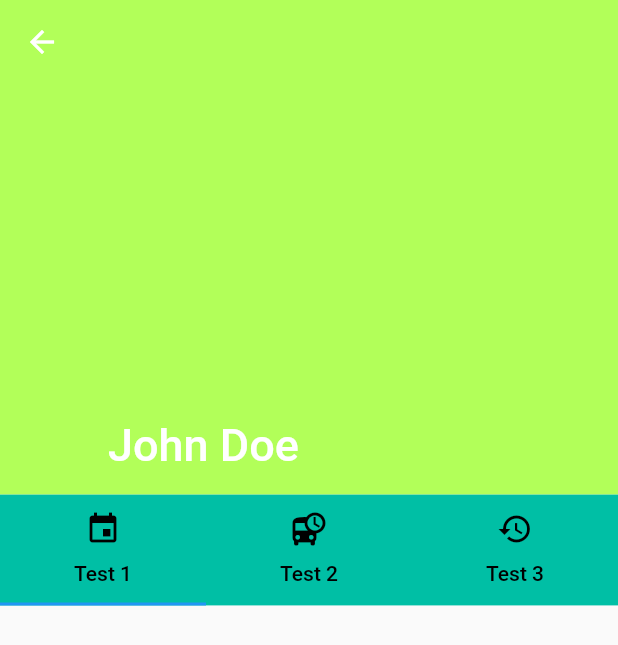
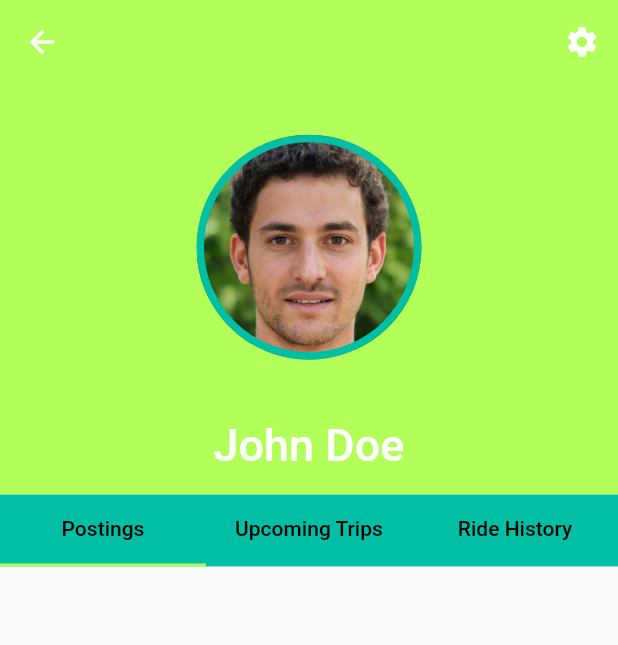
Before and after one commit to UF-Ride-Share-App/UF-Ride-Share-App, a Flutter app: the Profile screen opened directly, on a phone screen of 412 x 824 dp. Shown: the top 645 px of the screen. Run offline on Flutter 3.47's test engine with Material 2 defaults, Android fonts, the phone set to English and light mode, and no system bars; our stand-ins replace firebase_auth, google_sign_in; accounts and stored records are empty; project files that could hold a hidden picture were left out.

Commit message:
Added more to profile page including profile picture and tabs for the different pages

```diff
--- a/lib/ui/home/home.dart
+++ b/lib/ui/home/home.dart
@@ -12,7 +12,7 @@ class Home extends StatefulWidget {
 }
 
 class _HomeState extends State<Home> {
-  int _currentIndex = 0; //track index of currently selected tab
+  int _currentIndex = 1; //track index of currently selected tab
 
   final List<Widget> _children = [
     Profile(),
--- a/lib/ui/profile/profile.dart
+++ b/lib/ui/profile/profile.dart
@@ -1,4 +1,5 @@
 import 'package:flutter/material.dart';
+import 'profile_header.dart';
 
 class Profile extends StatefulWidget {
   @override
@@ -19,17 +20,28 @@ class _ProfileMainHeader extends State<Profile> {
                 floating: false,
                 pinned: true,
                 backgroundColor: Colors.lightGreenAccent,
-                flexibleSpace: FlexibleSpaceBar(title: Text('John Doe')),
+                flexibleSpace: FlexibleSpaceBar(
+                  background: ProfileHeader(),
+                  centerTitle: true,
+                  title: Text('John Doe')
+                ),
+                actions: <Widget>[
+                  IconButton(
+                    icon: Icon(Icons.settings),
+                    onPressed: () {},
+                  ),
+                ],
               ),
               SliverPersistentHeader(
                 delegate: _SliverAppBarTabBar(
                   TabBar(
                     labelColor: Colors.black,
                     unselectedLabelColor: Colors.black,
+                    indicatorColor: Colors.lightGreenAccent,
                     tabs: [
-                      Tab(icon: Icon(Icons.event), text: 'Test 1'),
-                      Tab(icon: Icon(Icons.departure_board), text: 'Test 2'),
-                      Tab(icon: Icon(Icons.history), text: 'Test 3'),
+                      Tab(text: 'Postings'),
+                      Tab(text: 'Upcoming Trips'),
+                      Tab(text: 'Ride History'),
                     ]),
                 ),
                 pinned: true,
@@ -37,7 +49,7 @@ class _ProfileMainHeader extends State<Profile> {
               SliverFillRemaining(),
             ];
           },
-          body: Center(child: Text('data'),)
+          body: Center(child: Text('data'))
         )
       )
     );
--- /dev/null
+++ b/lib/ui/profile/profile_header.dart
@@ -0,0 +1,23 @@
+import 'package:flutter/material.dart';
+
+class ProfileHeader extends StatelessWidget {
+  @override
+  Widget build(BuildContext context) {
+    return Center(
+      child: Container(
+        width: 150.0,
+        height: 150.0,
+        decoration: new BoxDecoration(
+          image: new DecorationImage (
+            image: new AssetImage('assets/images/sampleProfile.jpeg'),
+          ),
+          borderRadius: BorderRadius.circular(150.0),
+          border: Border.all(
+            color: Colors.tealAccent[700],
+            width: 5,
+          )
+        ),
+      ),
+    );
+  }
+}
```
Also changed, not shown: pubspec.yaml (+6 -7 lines), assets/fonts/Ubuntu-Bold.ttf (renamed from lib/assets/fonts/Ubuntu-Bold.ttf), assets/fonts/Ubuntu-BoldItalic.ttf (renamed from lib/assets/fonts/Ubuntu-BoldItalic.ttf), assets/fonts/Ubuntu-Italic.ttf (renamed from lib/assets/fonts/Ubuntu-Italic.ttf), assets/fonts/Ubuntu-Regular.ttf (renamed from lib/assets/fonts/Ubuntu-Regular.ttf), assets/images/sampleProfile.jpeg (added), lib/ui/profile/history.dart (added), lib/ui/profile/postings.dart (added), lib/ui/profile/upcoming.dart (added).
